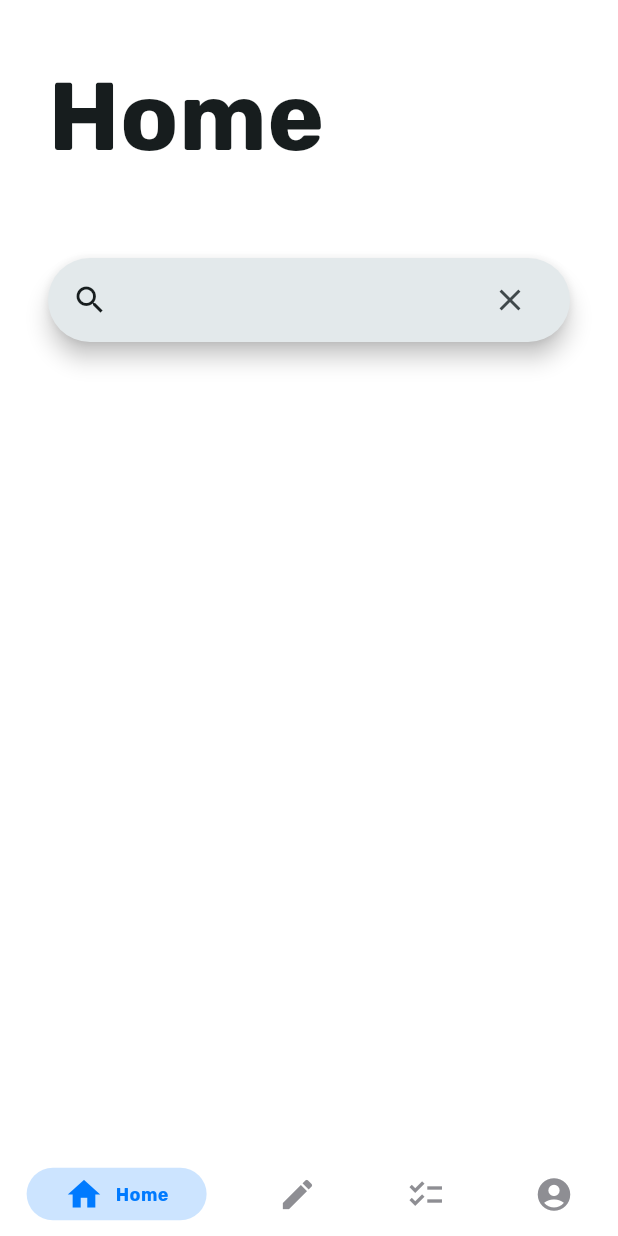
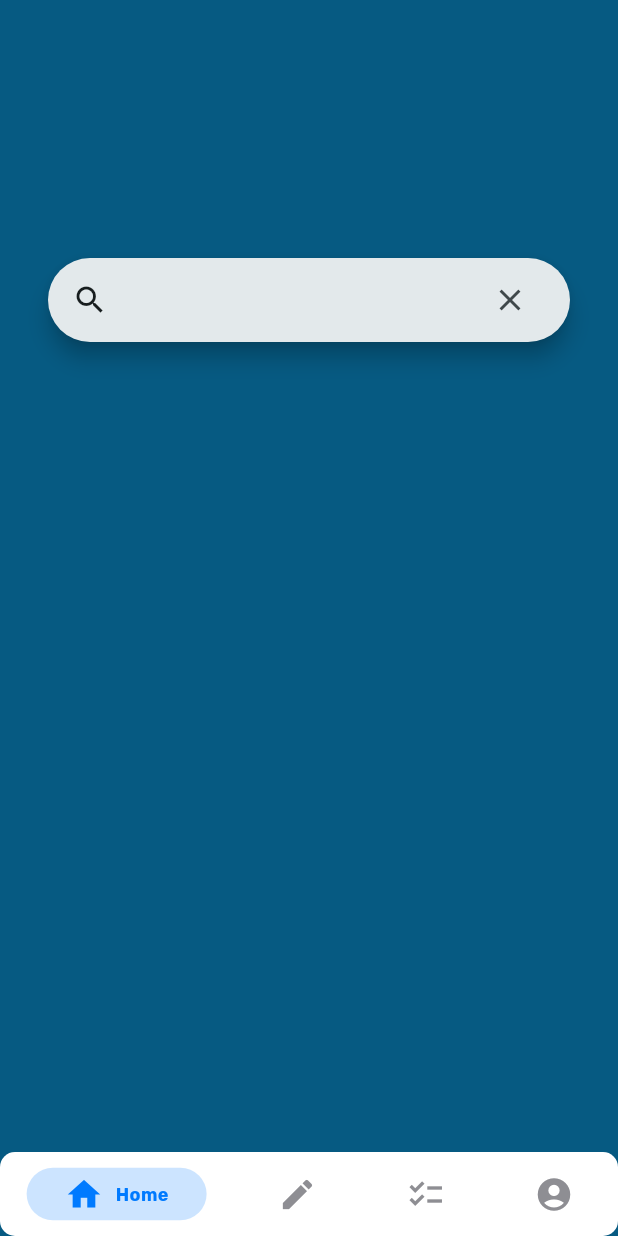
Before and after one commit to crhsidea/tamuhack24, a Flutter app: the MainScreenNav screen opened directly, on a phone screen of 412 x 824 dp. Run offline on Flutter 3.47's test engine with Material 3 defaults, Android fonts, the phone set to English and light mode, and no system bars; drawn by our look-alikes of persistent_bottom_nav_bar; our stand-ins replace file_picker, modal_bottom_sheet, supabase_flutter, wave; missing offline and left inert: current_location, dynamic_form; accounts and stored records are empty; network calls fail.

Commit message:
some color

```diff
--- a/lib/main.dart
+++ b/lib/main.dart
@@ -23,7 +23,6 @@ void main() async {
 
   runApp(const MyApp());
 }
-
 class MyApp extends StatelessWidget {
   const MyApp({super.key});
 
@@ -34,7 +33,9 @@ class MyApp extends StatelessWidget {
       title: 'JobJet',
       theme: ThemeData(
         fontFamily: "Rubik",
-        colorScheme: ColorScheme.fromSeed(seedColor: Colors.cyan),
+        colorScheme: ColorScheme.fromSeed(seedColor: Colors.cyan,
+        brightness: Brightness.light,
+        ),
         useMaterial3: true,
       ),
       home: const MyHomePage(title: 'JobJet'),
--- a/lib/pages/navbar.dart
+++ b/lib/pages/navbar.dart
@@ -40,7 +40,7 @@ class _MainScreenNavState extends State<MainScreenNav> {
               true, // Recommended to set 'resizeToAvoidBottomInset' as true while using this argument. Default is true.
           decoration: NavBarDecoration(
             borderRadius: BorderRadius.circular(10.0),
-            colorBehindNavBar: Colors.white,
+            colorBehindNavBar: const Color(0xFF065A82),
           ),
           popAllScreensOnTapOfSelectedTab: true,
           popActionScreens: PopActionScreensType.all,
--- a/lib/pages/navscreens/home.dart
+++ b/lib/pages/navscreens/home.dart
@@ -18,8 +18,7 @@ class _HomePageState extends State<HomePage> {
         padding: EdgeInsets.only(top: 32.0, left: 32.0, bottom: 16.0),
         child: Align(
           alignment: Alignment.centerLeft,
-          child: Text("Home",
-              style: TextStyle(fontWeight: FontWeight.bold, fontSize: 64.0)),
+          child: Text("Home", style: TextStyle(color: Color(0xFF065A82), fontWeight: FontWeight.bold, fontSize: 64.0)),
         ),
       ),
       Padding(
--- a/lib/pages/signin.dart
+++ b/lib/pages/signin.dart
@@ -34,6 +34,10 @@ class SigninPageState extends State<SigninPage> {
           Padding(
             padding: EdgeInsets.all(16.0),
             child: TextField(
+              decoration: InputDecoration(
+                fillColor: Color(0xFFE6E1C5),
+                focusColor: Color(0xFFBA2D0B),
+              ),
               controller: emailController,
             ),
           ),
```
